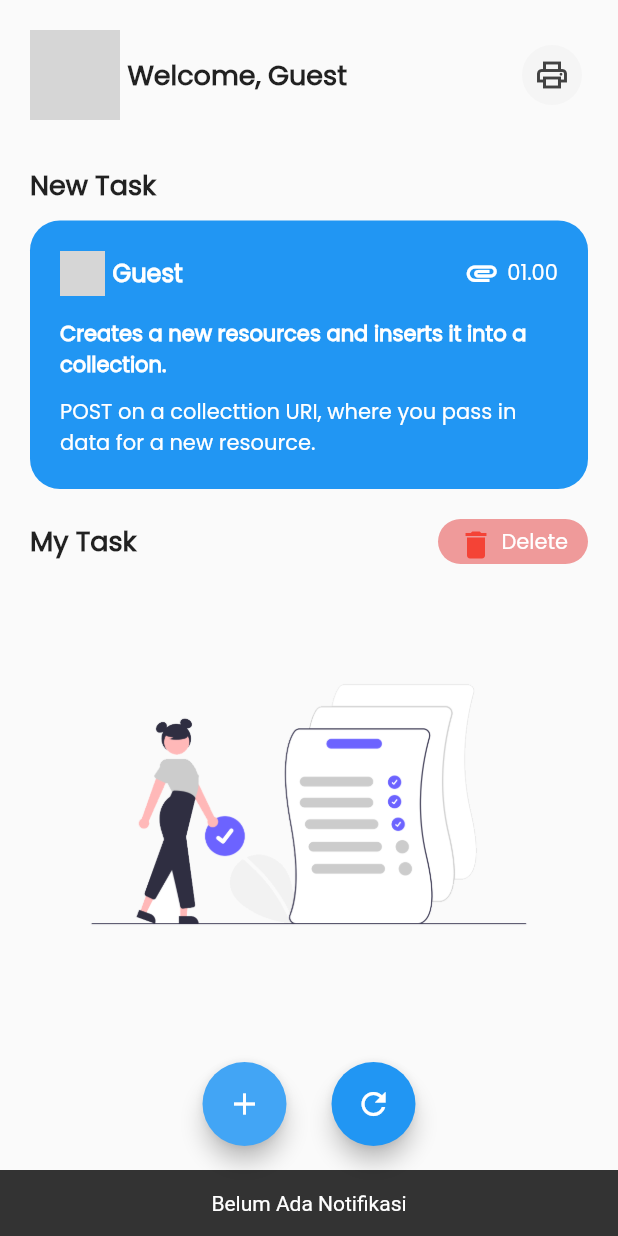
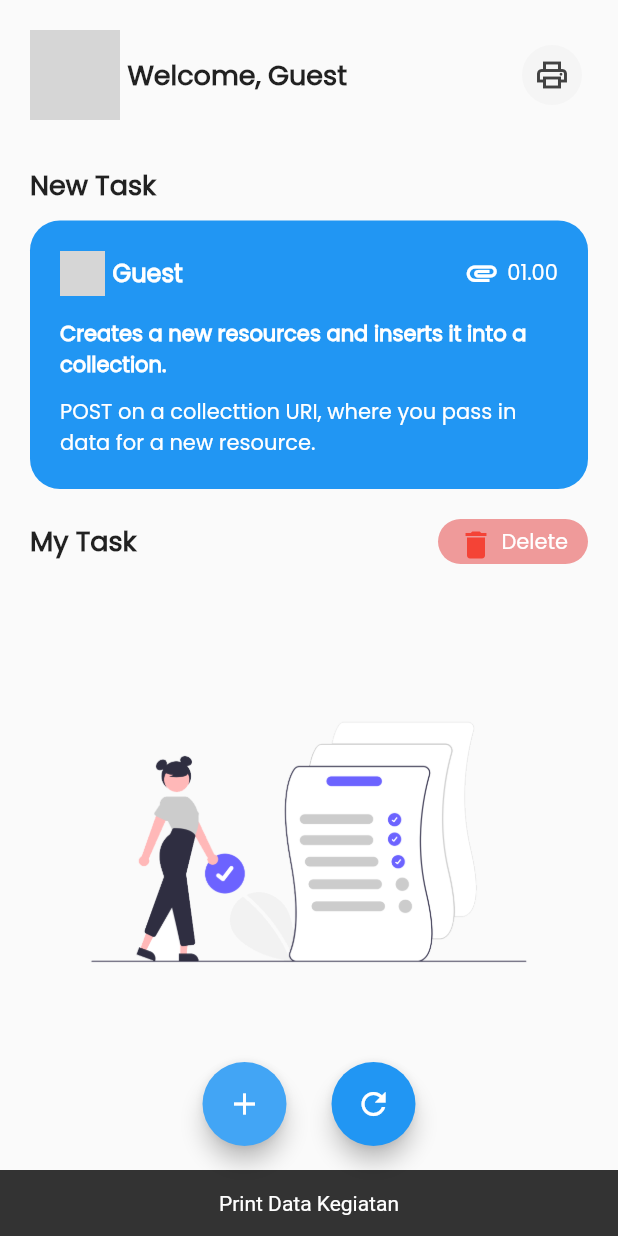
Before and after one commit to rafifmuhammad/Todo_to_PDF, a Flutter app: the screen it shows after launch, after a tap on the "print" icon, on a phone screen of 412 x 824 dp. Run offline on Flutter 3.47's test engine with Material 2 defaults, Android fonts, the phone set to English and light mode, and no system bars; our stand-ins replace shared_preferences; missing offline and left inert: shared_preferences_web; network calls fail; grey boxes are pictures that could not be loaded.

Commit message:
Perubahan Interface dan Penambahan Fitur Print

```diff
--- a/lib/pages/main_page.dart
+++ b/lib/pages/main_page.dart
@@ -94,7 +94,11 @@ class _MainPageState extends State<MainPage> {
             child: Column(
               crossAxisAlignment: CrossAxisAlignment.start,
               children: [
-                Header(),
+                Header(
+                  listTitle: widget.titleTask,
+                  listType: widget.typeTask,
+                  listTime: widget.time,
+                ),
                 SizedBox(height: 30),
                 TitleText(
                   text: 'New Task',
@@ -113,6 +117,7 @@ class _MainPageState extends State<MainPage> {
                       text: 'My Task',
                     ),
                     InkWell(
+                      borderRadius: BorderRadius.circular(20),
                       onTap: () {
                         widget.titleTask.removeLast();
                         widget.time.removeLast();
@@ -126,7 +131,7 @@ class _MainPageState extends State<MainPage> {
                             duration: Duration(seconds: 2),
                           ),
                         );
-                        setState(() {});
+                        saveData();
                       },
                       child: DeleteButton(),
                     ),
--- a/lib/widgets/header.dart
+++ b/lib/widgets/header.dart
@@ -1,9 +1,17 @@
+import 'package:d_my_task/widgets/print_button.dart';
 import 'package:flutter/material.dart';
 
 class Header extends StatelessWidget {
   const Header({
     Key key,
+    this.listTitle,
+    this.listType,
+    this.listTime,
   }) : super(key: key);
+
+  final List<String> listTitle;
+  final List<String> listType;
+  final List<String> listTime;
 
   @override
   Widget build(BuildContext context) {
@@ -35,24 +43,10 @@ class Header extends StatelessWidget {
             ),
           ],
         ),
-        FloatingActionButton(
-          elevation: 0,
-          backgroundColor: Colors.grey[100],
-          mini: true,
-          onPressed: () {
-            ScaffoldMessenger.of(context).showSnackBar(
-              SnackBar(
-                content: Text(
-                  'Belum Ada Notifikasi',
-                  textAlign: TextAlign.center,
-                ),
-              ),
-            );
-          },
-          child: Icon(
-            Icons.print_outlined,
-            color: Colors.grey[800],
-          ),
+        PrintButton(
+          listTime: listTime,
+          listTitle: listTitle,
+          listType: listType,
         ),
       ],
     );
--- a/lib/widgets/list_task.dart
+++ b/lib/widgets/list_task.dart
@@ -17,10 +17,11 @@ class ListTask extends StatefulWidget {
 }
 
 class _ListTaskState extends State<ListTask> {
+
   @override
   Widget build(BuildContext context) {
     return Container(
-      height: 300,
+      height: 350,
       child: (widget.titleTask == null || widget.titleTask.isEmpty)
           ? Container(
             child: Image.asset(
--- /dev/null
+++ b/lib/widgets/print_button.dart
@@ -0,0 +1,43 @@
+import 'package:flutter/material.dart';
+
+class PrintButton extends StatefulWidget {
+  const PrintButton({
+    Key key,
+    this.listTime,
+    this.listType,
+    this.listTitle,
+  }) : super(key: key);
+
+  final List<String> listTitle;
+  final List<String> listType;
+  final List<String> listTime;
+
+  @override
+  _PrintButtonState createState() => _PrintButtonState();
+}
+
+class _PrintButtonState extends State<PrintButton> {
+  @override
+  Widget build(BuildContext context) {
+    return FloatingActionButton(
+      tooltip: 'Print Kegiatan ke PDF',
+      elevation: 0,
+      backgroundColor: Colors.grey[100],
+      mini: true,
+      onPressed: () {
+        ScaffoldMessenger.of(context).showSnackBar(
+          SnackBar(
+            content: Text(
+              'Print Data Kegiatan',
+              textAlign: TextAlign.center,
+            ),
+          ),
+        );
+      },
+      child: Icon(
+        Icons.print_outlined,
+        color: Colors.grey[800],
+      ),
+    );
+  }
+}
```
